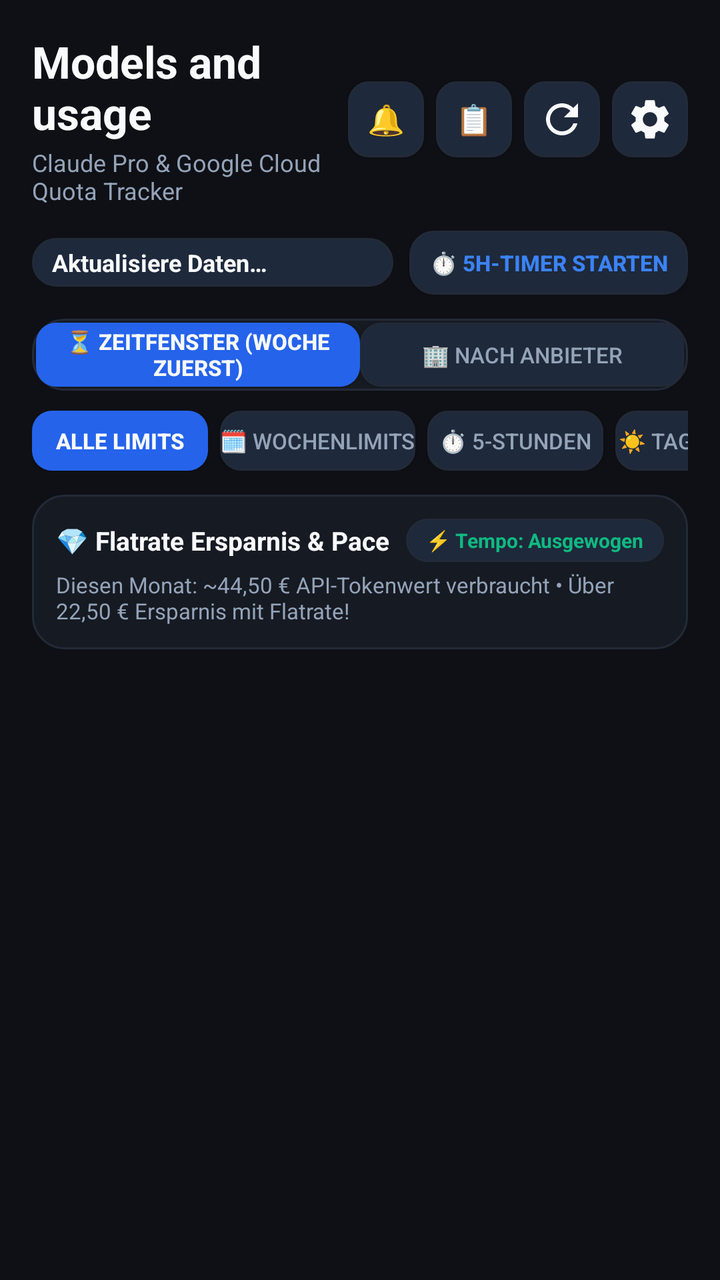
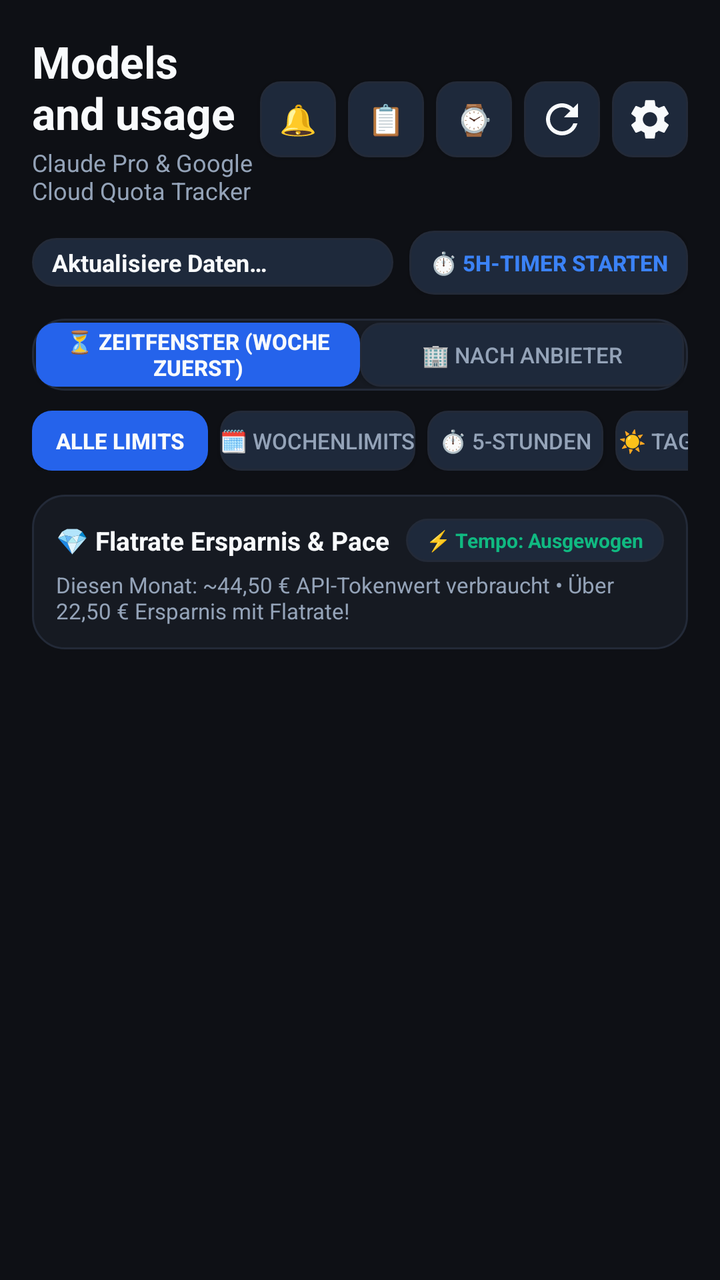

An Android layout rendered at two revisions. The XML below is the earlier revision; the diff shows what the commit changed to produce the second picture.
<!-- AndroidManifest.xml: application theme Theme.AILimits -->
<!-- res/layout/activity_main.xml -->
<?xml version="1.0" encoding="utf-8"?>
<ScrollView xmlns:android="http://schemas.android.com/apk/res/android"
    android:id="@+id/svRoot"
    android:layout_width="match_parent"
    android:layout_height="match_parent"
    android:background="@color/bg_dark"
    android:fillViewport="true">

    <LinearLayout
        android:layout_width="match_parent"
        android:layout_height="wrap_content"
        android:orientation="vertical"
        android:padding="16dp">

        
        <LinearLayout
            android:layout_width="match_parent"
            android:layout_height="wrap_content"
            android:gravity="center_vertical"
            android:orientation="horizontal">

            <LinearLayout
                android:layout_width="0dp"
                android:layout_height="wrap_content"
                android:layout_weight="1"
                android:orientation="vertical">

                <TextView
                    android:id="@+id/tvTitle"
                    android:layout_width="wrap_content"
                    android:layout_height="wrap_content"
                    android:text="@string/title_models_usage"
                    android:textColor="@color/text_primary"
                    android:textSize="22sp"
                    android:textStyle="bold" />

                <TextView
                    android:id="@+id/tvSubtitle"
                    android:layout_width="wrap_content"
                    android:layout_height="wrap_content"
                    android:layout_marginTop="2dp"
                    android:text="Claude Pro &amp; Google Cloud Quota Tracker"
                    android:textColor="@color/text_secondary"
                    android:textSize="12sp" />
            </LinearLayout>

            
            <Button
                android:id="@+id/btnMessageCenter"
                android:layout_width="38dp"
                android:layout_height="38dp"
                android:background="@drawable/button_secondary_background"
                android:text="🔔"
                android:textColor="@color/text_primary"
                android:textSize="15sp" />

            
            <Button
                android:id="@+id/btnShare"
                android:layout_width="38dp"
                android:layout_height="38dp"
                android:layout_marginStart="6dp"
                android:background="@drawable/button_secondary_background"
                android:text="📋"
                android:textColor="@color/text_primary"
                android:textSize="15sp" />

            
            <ImageButton
                android:id="@+id/btnRefresh"
                android:layout_width="38dp"
                android:layout_height="38dp"
                android:layout_marginStart="6dp"
                android:background="@drawable/button_secondary_background"
                android:contentDescription="@string/refresh"
                android:src="@drawable/ic_refresh"
                android:tint="@color/text_primary" />

            
            <ImageButton
                android:id="@+id/btnSettings"
                android:layout_width="38dp"
                android:layout_height="38dp"
                android:layout_marginStart="6dp"
                android:background="@drawable/button_secondary_background"
                android:contentDescription="@string/settings"
                android:src="@drawable/ic_settings"
                android:tint="@color/text_primary" />
        </LinearLayout>

        
        <LinearLayout
            android:layout_width="match_parent"
            android:layout_height="wrap_content"
            android:layout_marginTop="12dp"
            android:gravity="center_vertical"
            android:orientation="horizontal">

            <TextView
                android:id="@+id/tvStatus"
                android:layout_width="0dp"
                android:layout_height="wrap_content"
                android:layout_weight="1"
                android:background="@drawable/badge_background"
                android:text="@string/status_connecting"
                android:textColor="@color/text_primary"
                android:textSize="12sp"
                android:textStyle="bold" />

            
            <Button
                android:id="@+id/btnQuickTimer"
                android:layout_width="wrap_content"
                android:layout_height="32dp"
                android:layout_marginStart="8dp"
                android:background="@drawable/badge_background"
                android:text="⏱️ 5h-Timer starten"
                android:textColor="@color/card_border_highlight"
                android:textSize="11sp"
                android:textStyle="bold" />
        </LinearLayout>

        
        <LinearLayout
            android:layout_width="match_parent"
            android:layout_height="36dp"
            android:layout_marginTop="12dp"
            android:background="@drawable/card_background"
            android:padding="2dp"
            android:orientation="horizontal">

            <Button
                android:id="@+id/btnViewHorizon"
                android:layout_width="0dp"
                android:layout_height="match_parent"
                android:layout_weight="1"
                android:background="@drawable/button_background"
                android:text="⏳ Zeitfenster (Woche zuerst)"
                android:textColor="@color/text_primary"
                android:textSize="11sp"
                android:textStyle="bold" />

            <Button
                android:id="@+id/btnViewProvider"
                android:layout_width="0dp"
                android:layout_height="match_parent"
                android:layout_weight="1"
                android:background="@drawable/button_secondary_background"
                android:text="🏢 Nach Anbieter"
                android:textColor="@color/text_secondary"
                android:textSize="11sp" />
        </LinearLayout>

        
        <HorizontalScrollView
            android:layout_width="match_parent"
            android:layout_height="wrap_content"
            android:layout_marginTop="10dp"
            android:scrollbars="none">

            <LinearLayout
                android:id="@+id/llFilterChips"
                android:layout_width="wrap_content"
                android:layout_height="wrap_content"
                android:orientation="horizontal">

                <Button
                    android:id="@+id/chipFilterAll"
                    android:layout_width="wrap_content"
                    android:layout_height="30dp"
                    android:background="@drawable/button_background"
                    android:text="Alle Limits"
                    android:textColor="@color/text_primary"
                    android:textSize="11sp"
                    android:textStyle="bold" />

                <Button
                    android:id="@+id/chipFilterWeek"
                    android:layout_width="wrap_content"
                    android:layout_height="30dp"
                    android:layout_marginStart="6dp"
                    android:background="@drawable/button_secondary_background"
                    android:text="🗓️ Wochenlimits"
                    android:textColor="@color/text_secondary"
                    android:textSize="11sp" />

                <Button
                    android:id="@+id/chipFilter5h"
                    android:layout_width="wrap_content"
                    android:layout_height="30dp"
                    android:layout_marginStart="6dp"
                    android:background="@drawable/button_secondary_background"
                    android:text="⏱️ 5-Stunden"
                    android:textColor="@color/text_secondary"
                    android:textSize="11sp" />

                <Button
                    android:id="@+id/chipFilterDay"
                    android:layout_width="wrap_content"
                    android:layout_height="30dp"
                    android:layout_marginStart="6dp"
                    android:background="@drawable/button_secondary_background"
                    android:text="☀️ Tageslimits"
                    android:textColor="@color/text_secondary"
                    android:textSize="11sp" />

                <Button
                    android:id="@+id/chipFilterClaude"
                    android:layout_width="wrap_content"
                    android:layout_height="30dp"
                    android:layout_marginStart="6dp"
                    android:background="@drawable/button_secondary_background"
                    android:text="🟣 Claude Pro"
                    android:textColor="@color/text_secondary"
                    android:textSize="11sp" />

                <Button
                    android:id="@+id/chipFilterGoogle"
                    android:layout_width="wrap_content"
                    android:layout_height="30dp"
                    android:layout_marginStart="6dp"
                    android:background="@drawable/button_secondary_background"
                    android:text="🔵 Google (Cloud &amp; IDE)"
                    android:textColor="@color/text_secondary"
                    android:textSize="11sp" />

                <Button
                    android:id="@+id/chipFilterCritical"
                    android:layout_width="wrap_content"
                    android:layout_height="30dp"
                    android:layout_marginStart="6dp"
                    android:background="@drawable/button_secondary_background"
                    android:text="⚠️ Knapp (&lt; 25%)"
                    android:textColor="@color/text_secondary"
                    android:textSize="11sp" />
            </LinearLayout>
        </HorizontalScrollView>

        
        <LinearLayout
            android:id="@+id/cardSavings"
            android:layout_width="match_parent"
            android:layout_height="wrap_content"
            android:layout_marginTop="12dp"
            android:background="@drawable/card_background"
            android:orientation="vertical"
            android:padding="12dp">

            <LinearLayout
                android:layout_width="match_parent"
                android:layout_height="wrap_content"
                android:gravity="center_vertical"
                android:orientation="horizontal">

                <TextView
                    android:id="@+id/tvSavingsCardTitle"
                    android:layout_width="0dp"
                    android:layout_height="wrap_content"
                    android:layout_weight="1"
                    android:text="💎 Flatrate Ersparnis &amp; Pace"
                    android:textColor="@color/text_primary"
                    android:textSize="13sp"
                    android:textStyle="bold" />

                <TextView
                    android:id="@+id/tvPaceIndicator"
                    android:layout_width="wrap_content"
                    android:layout_height="wrap_content"
                    android:background="@drawable/badge_background"
                    android:text="⚡ Tempo: Ausgewogen"
                    android:textColor="@color/ring_green"
                    android:textSize="10sp"
                    android:textStyle="bold" />
            </LinearLayout>

            <TextView
                android:id="@+id/tvSavingsText"
                android:layout_width="match_parent"
                android:layout_height="wrap_content"
                android:layout_marginTop="4dp"
                android:text="Diesen Monat: ~44,50 € API-Tokenwert verbraucht • Über 22,50 € Ersparnis mit Flatrate!"
                android:textColor="@color/text_secondary"
                android:textSize="11sp" />
        </LinearLayout>

        
        <LinearLayout
            android:id="@+id/llGroupsContainer"
            android:layout_width="match_parent"
            android:layout_height="wrap_content"
            android:layout_marginTop="14dp"
            android:orientation="vertical" />

        
        <TextView
            android:id="@+id/tvFooter"
            android:layout_width="match_parent"
            android:layout_height="wrap_content"
            android:layout_marginTop="16dp"
            android:layout_marginBottom="32dp"
            android:textColor="@color/text_muted"
            android:textSize="12sp"
            android:lineSpacingExtra="3dp" />

    </LinearLayout>
</ScrollView>
<!-- resources referenced by this layout -->
<resources>
  <color name="bg_dark">#0E1015</color>
  <color name="card_border_highlight">#3B82F6</color>
  <color name="ring_green">#10B981</color>
  <color name="text_muted">#64748B</color>
  <color name="text_primary">#F8FAFC</color>
  <color name="text_secondary">#94A3B8</color>
  <!-- drawable badge_background (drawable) -->
  <?xml version="1.0" encoding="utf-8"?>
  <shape xmlns:android="http://schemas.android.com/apk/res/android"
      android:shape="rectangle">
      <solid android:color="@color/badge_bg" />
      <corners android:radius="12dp" />
      <padding
          android:left="10dp"
          android:top="4dp"
          android:right="10dp"
          android:bottom="4dp" />
      <stroke
          android:width="1dp"
          android:color="@color/card_border" />
  </shape>
  <!-- drawable button_background (drawable) -->
  <?xml version="1.0" encoding="utf-8"?>
  <ripple xmlns:android="http://schemas.android.com/apk/res/android"
      android:color="#40FFFFFF">
      <item>
          <shape android:shape="rectangle">
              <solid android:color="@color/button_primary" />
              <corners android:radius="10dp" />
          </shape>
      </item>
  </ripple>
  <!-- drawable button_secondary_background (drawable) -->
  <?xml version="1.0" encoding="utf-8"?>
  <ripple xmlns:android="http://schemas.android.com/apk/res/android"
      android:color="#40FFFFFF">
      <item>
          <shape android:shape="rectangle">
              <solid android:color="@color/button_secondary" />
              <corners android:radius="10dp" />
              <stroke android:width="1dp" android:color="@color/card_border" />
          </shape>
      </item>
  </ripple>
  <!-- drawable card_background (drawable) -->
  <?xml version="1.0" encoding="utf-8"?>
  <shape xmlns:android="http://schemas.android.com/apk/res/android"
      android:shape="rectangle">
      <solid android:color="@color/card_bg" />
      <corners android:radius="16dp" />
      <stroke
          android:width="1dp"
          android:color="@color/card_border" />
  </shape>
  <!-- drawable ic_refresh (drawable) -->
  <vector xmlns:android="http://schemas.android.com/apk/res/android"
      android:width="24dp"
      android:height="24dp"
      android:viewportWidth="24"
      android:viewportHeight="24">
      <path
          android:fillColor="#F8FAFC"
          android:pathData="M17.65,6.35C16.2,4.9 14.21,4 12,4c-4.42,0 -7.99,3.58 -7.99,8s3.57,8 7.99,8c3.73,0 6.84,-2.55 7.73,-6h-2.08c-0.82,2.33 -3.04,4 -5.65,4 -3.31,0 -6,-2.69 -6,-6s2.69,-6 6,-6c1.66,0 3.14,0.69 4.22,1.78L13,11h7V4l-2.35,2.35z"/>
  </vector>
  <string name="refresh">Aktualisieren</string>
  <string name="settings">Einstellungen</string>
  <string name="status_connecting">Aktualisiere Daten…</string>
  <string name="title_models_usage">Models and usage</string>
  <style name="Theme.AILimits" parent="@android:style/Theme.Material.NoActionBar">
          <item name="android:windowBackground">@color/bg_dark</item>
          <item name="android:statusBarColor">@color/bg_dark</item>
          <item name="android:navigationBarColor">@color/bg_dark</item>
          <item name="android:windowLightStatusBar">false</item>
          <item name="android:textColorPrimary">@color/text_primary</item>
          <item name="android:textColorSecondary">@color/text_secondary</item>
          <item name="android:colorBackground">@color/bg_dark</item>
      </style>
  <color name="badge_bg">#1E293B</color>
  <color name="card_border">#232A38</color>
  <color name="button_primary">#2563EB</color>
  <color name="button_secondary">#1E293B</color>
  <color name="card_bg">#161A22</color>
  <!-- unchanged entries left out for length: 1 -->
</resources>

<!-- the commit's change to res/layout/activity_main.xml (unified diff, before → after) -->
@@ -62,6 +62,17 @@
                 android:layout_marginStart="6dp"
                 android:background="@drawable/button_secondary_background"
                 android:text="📋"
+                android:textColor="@color/text_primary"
+                android:textSize="15sp" />
+
+            
+            <Button
+                android:id="@+id/btnWatchSync"
+                android:layout_width="38dp"
+                android:layout_height="38dp"
+                android:layout_marginStart="6dp"
+                android:background="@drawable/button_secondary_background"
+                android:text="⌚"
                 android:textColor="@color/text_primary"
                 android:textSize="15sp" />
 
